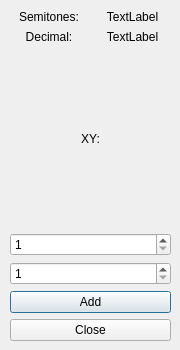
Before: the Qt Designer form sync3_ratio_add.ui in starlingcode/viaflash, drawn with Qt 5.
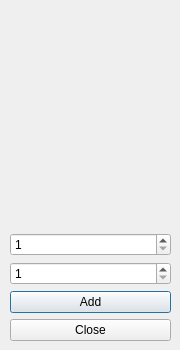
After: the same form once the commit is applied. Custom widgets are drawn as their Qt base class.

Commit message: Most of the way towards refactoring the sync3 editor for new layout

```diff
--- a/sync3_ratio_add.ui
+++ b/sync3_ratio_add.ui
@@ -36,90 +36,7 @@
    </property>
    <layout class="QVBoxLayout" name="verticalLayout">
     <item>
-     <layout class="QHBoxLayout" name="horizontalLayout_2">
-      <property name="sizeConstraint">
-       <enum>QLayout::SetFixedSize</enum>
-      </property>
-      <item>
-       <widget class="QLabel" name="semitonesLabel">
-        <property name="sizePolicy">
-         <sizepolicy hsizetype="Preferred" vsizetype="Fixed">
-          <horstretch>0</horstretch>
-          <verstretch>0</verstretch>
-         </sizepolicy>
-        </property>
-        <property name="text">
-         <string>Semitones:</string>
-        </property>
-        <property name="alignment">
-         <set>Qt::AlignCenter</set>
-        </property>
-       </widget>
-      </item>
-      <item>
-       <widget class="QLabel" name="semitonesData">
-        <property name="sizePolicy">
-         <sizepolicy hsizetype="Preferred" vsizetype="Fixed">
-          <horstretch>0</horstretch>
-          <verstretch>0</verstretch>
-         </sizepolicy>
-        </property>
-        <property name="text">
-         <string>TextLabel</string>
-        </property>
-        <property name="alignment">
-         <set>Qt::AlignCenter</set>
-        </property>
-       </widget>
-      </item>
-     </layout>
-    </item>
-    <item>
-     <layout class="QHBoxLayout" name="horizontalLayout">
-      <item>
-       <widget class="QLabel" name="decimalLabel">
-        <property name="text">
-         <string>Decimal:</string>
-        </property>
-        <property name="alignment">
-         <set>Qt::AlignCenter</set>
-        </property>
-       </widget>
-      </item>
-      <item>
-       <widget class="QLabel" name="decimalData">
-        <property name="text">
-         <string>TextLabel</string>
-        </property>
-        <property name="alignment">
-         <set>Qt::AlignCenter</set>
-        </property>
-       </widget>
-      </item>
-     </layout>
-    </item>
-    <item>
-     <layout class="QHBoxLayout" name="horizontalLayout_3">
-      <item>
-       <widget class="QLabel" name="label">
-        <property name="sizePolicy">
-         <sizepolicy hsizetype="Maximum" vsizetype="Expanding">
-          <horstretch>0</horstretch>
-          <verstretch>0</verstretch>
-         </sizepolicy>
-        </property>
-        <property name="text">
-         <string>XY:</string>
-        </property>
-        <property name="alignment">
-         <set>Qt::AlignCenter</set>
-        </property>
-       </widget>
-      </item>
-      <item>
-       <layout class="QVBoxLayout" name="xyLayout"/>
-      </item>
-     </layout>
+     <widget class="RatioDisplay" name="ratioDisplay" native="true"/>
     </item>
     <item>
      <widget class="QSpinBox" name="numerator">
@@ -158,6 +75,14 @@
    </layout>
   </widget>
  </widget>
+ <customwidgets>
+  <customwidget>
+   <class>RatioDisplay</class>
+   <extends>QWidget</extends>
+   <header>ratio_display.h</header>
+   <container>1</container>
+  </customwidget>
+ </customwidgets>
  <resources/>
  <connections/>
 </ui>
```
The commit also changes 10 other files.
